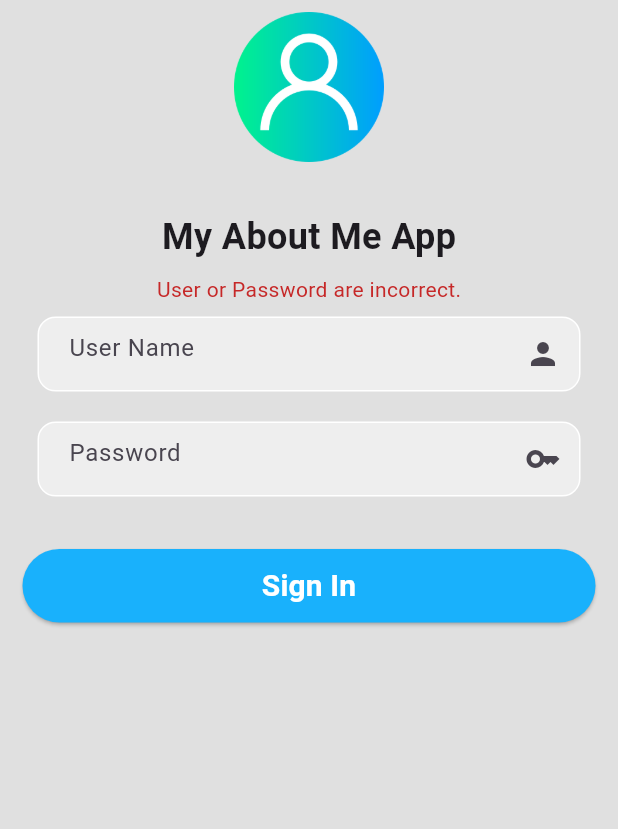
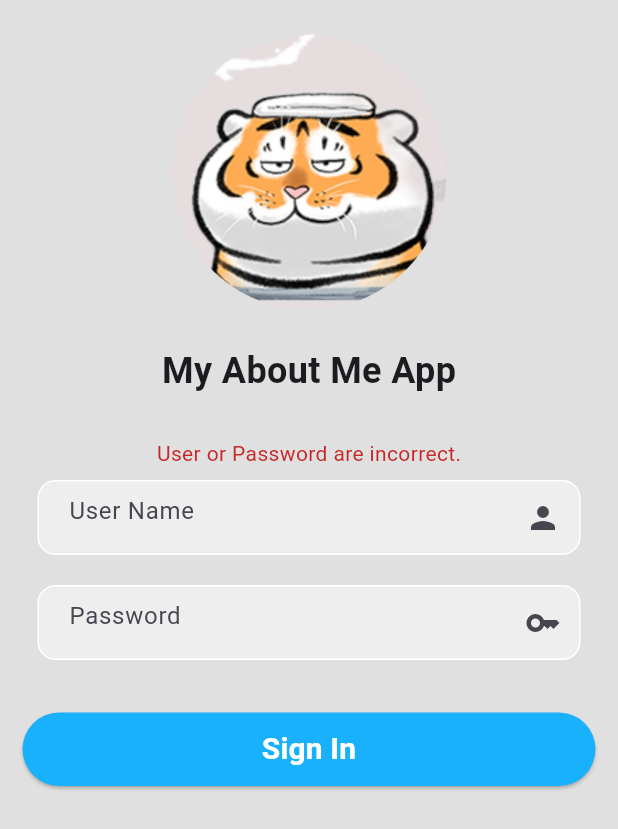
Before and after one commit to PeerapatAtta/Flutter_DPU_my_aboutme, a Flutter app: the screen it shows after launch, after a tap on "Sign In", on a phone screen of 412 x 824 dp. Shown: the top 829 px of the screen. Run offline on Flutter 3.47's test engine with Material 3 defaults, Android fonts, the light colour scheme and no system bars; our stand-ins replace dio, google_maps_flutter, shared_preferences, youtube_player_flutter; missing offline and left inert: video_url_validator.

Commit message:
Update Login page

```diff
--- a/lib/login.dart
+++ b/lib/login.dart
@@ -21,8 +21,7 @@ class _LoginState extends State<Login> {
       });
     }
 
-    if (usernameController.text == 'harry' &&
-        passwordController.text == '12345') {
+    if (usernameController.text == 'off' && passwordController.text == '1234') {
       setPreferences(1);
     } else {
       setState(() {
@@ -49,18 +48,18 @@ class _LoginState extends State<Login> {
           child: Column(
             children: <Widget>[
               Padding(
-                  padding: EdgeInsets.all(8.0),
+                  padding: EdgeInsets.all(5.0),
                   child: Image(
-                    image: AssetImage('assets/images/user.png'),
-                    width: 100,
-                    height: 100,
+                    image: AssetImage('assets/images/tiger1.png'),
+                    width: 220,
+                    height: 220,
                   )),
-              SizedBox(
-                height: 25,
-              ),
               Text(
                   style: TextStyle(fontWeight: FontWeight.bold, fontSize: 24),
                   'My About Me App'),
+              SizedBox(
+                height: 20,
+              ),
               if (msg != "")
                 Padding(
                   padding: EdgeInsets.all(8.0),
```
Also changed, not shown: pubspec.yaml (+4 -6 lines), assets/images/tiger1.png (added), assets/images/tiger7.png (added), assets/images/tiger8.png (added).
